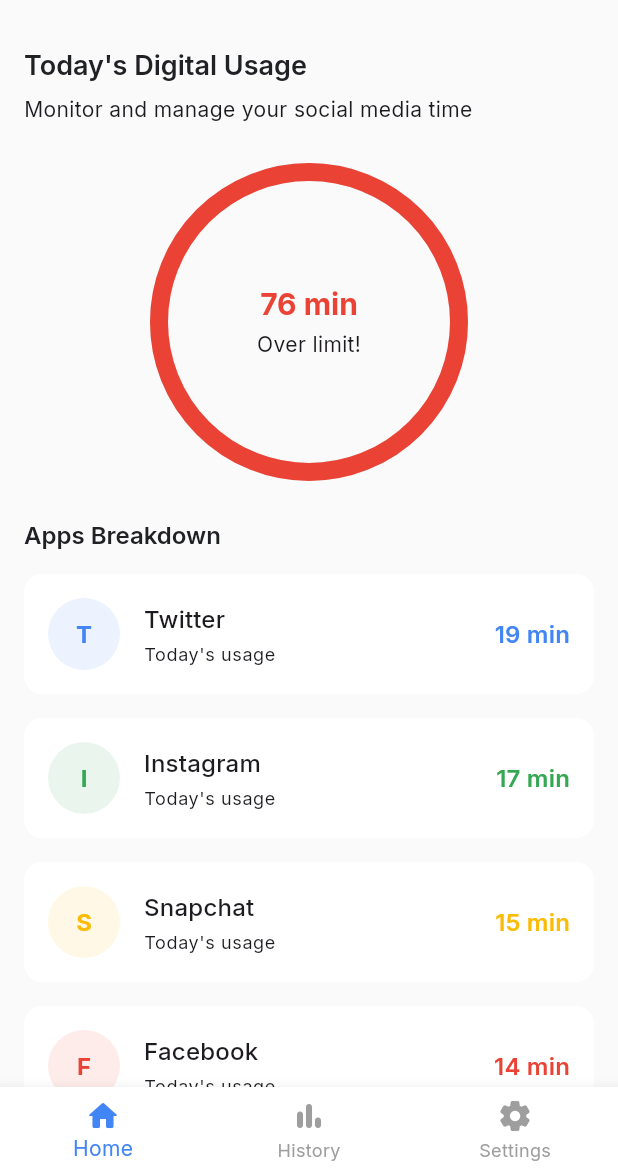
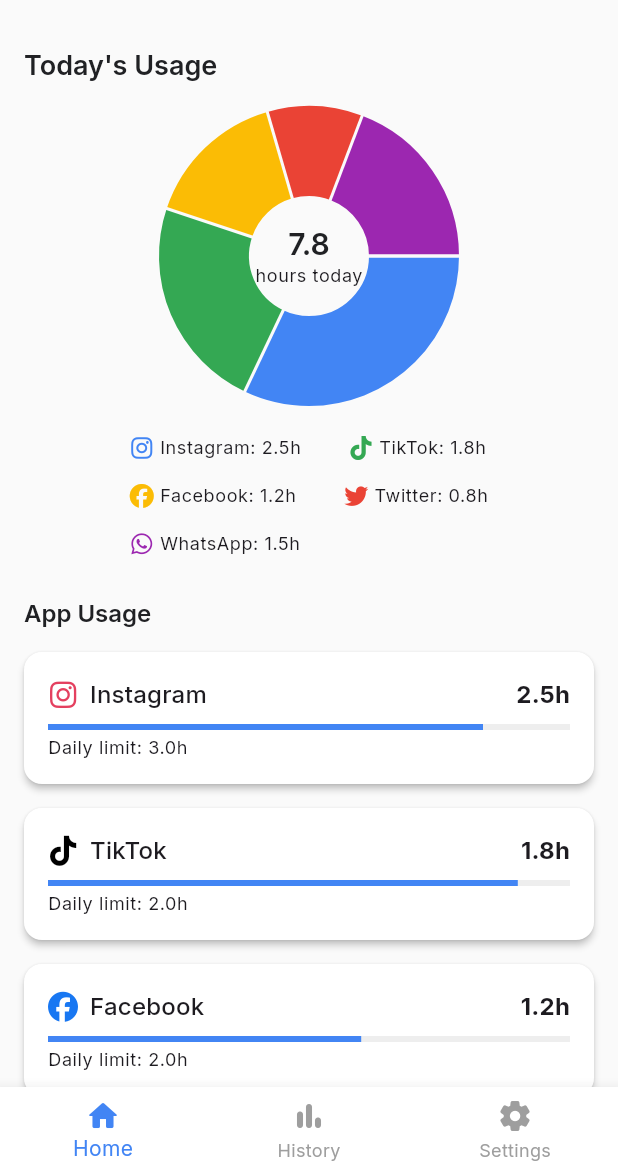
Before and after one commit to Katembo05/time-on-social-tracker, a Flutter app: the screen it shows after launch, after a tap on "Skip", on a phone screen of 412 x 824 dp, the part 62-1236 px from its top. Run offline on Flutter 3.47's test engine with Material 3 defaults, Android fonts, the phone set to English and light mode, and no system bars; drawn by our look-alikes of fl_chart; our stand-ins replace flutter_local_notifications, flutter_vector_icons, google_fonts.

Commit message:
Fix const constructor issues and update social media icons

```diff
--- a/lib/models/app_usage_model.dart
+++ b/lib/models/app_usage_model.dart
@@ -1,3 +1,26 @@
+class AppUsageModel {
+  final String appName;
+  final double hoursUsed;
+  final double dailyLimit;
+
+  const AppUsageModel({
+    required this.appName,
+    required this.hoursUsed,
+    required this.dailyLimit,
+  });
+
+  double get percentageOfLimit => hoursUsed / dailyLimit;
+
+  // Convert AppUsageInfo to AppUsageModel
+  factory AppUsageModel.fromUsageInfo(AppUsageInfo info, double dailyLimit) {
+    return AppUsageModel(
+      appName: info.appName,
+      hoursUsed: info.usage.inMinutes / 60.0,
+      dailyLimit: dailyLimit,
+    );
+  }
+}
+
 class AppUsageInfo {
   final String appName;
   final String packageName;
--- a/lib/screens/dashboard_screen.dart
+++ b/lib/screens/dashboard_screen.dart
@@ -1,137 +1,92 @@
 import 'package:flutter/material.dart';
-import 'package:provider/provider.dart';
-import '../providers/usage_provider.dart';
+import '../models/app_usage_model.dart';
+import '../widgets/app_usage_card.dart';
 import '../widgets/usage_circle.dart';
-import '../widgets/app_usage_card.dart';
 
 class DashboardScreen extends StatelessWidget {
   const DashboardScreen({Key? key}) : super(key: key);
 
+  // Sample data for testing
+  static const List<AppUsageModel> sampleData = [
+    AppUsageModel(
+      appName: 'Instagram',
+      hoursUsed: 2.5,
+      dailyLimit: 3.0,
+    ),
+    AppUsageModel(
+      appName: 'TikTok',
+      hoursUsed: 1.8,
+      dailyLimit: 2.0,
+    ),
+    AppUsageModel(
+      appName: 'Facebook',
+      hoursUsed: 1.2,
+      dailyLimit: 2.0,
+    ),
+    AppUsageModel(
+      appName: 'Twitter',
+      hoursUsed: 0.8,
+      dailyLimit: 1.5,
+    ),
+    AppUsageModel(
+      appName: 'WhatsApp',
+      hoursUsed: 1.5,
+      dailyLimit: 3.0,
+    ),
+  ];
+
   @override
   Widget build(BuildContext context) {
-    return Consumer<UsageProvider>(
-      builder: (context, usageProvider, child) {
-        final totalMinutes = usageProvider.totalUsageToday.inMinutes;
-        final appUsageList = usageProvider.appUsageList;
+    double totalHours = sampleData.fold(0, (sum, item) => sum + item.hoursUsed);
 
     return Scaffold(
       appBar: AppBar(
-            title: Text(
-              'Digital Wellbeing',
-              style: Theme.of(context).textTheme.headlineMedium,
+        title: const Text('Digital Wellbeing'),
+        elevation: 0,
       ),
-            elevation: 0,
-            centerTitle: false,
-          ),
-          body: SafeArea(
-            child: RefreshIndicator(
-              onRefresh: () async {
-                await Future.delayed(const Duration(milliseconds: 500));
-                usageProvider.updateUsageStats();
-              },
-              child: SingleChildScrollView(
-                physics: const AlwaysScrollableScrollPhysics(),
-                child: Padding(
-                  padding: const EdgeInsets.all(16.0),
+      body: SingleChildScrollView(
         child: Column(
           crossAxisAlignment: CrossAxisAlignment.start,
           children: [
-                      // Welcome message
-                      Text(
-                        'Today\'s Digital Usage',
+            Padding(
+              padding: const EdgeInsets.all(16.0),
+              child: Text(
+                'Today\'s Usage',
                 style: Theme.of(context).textTheme.headlineSmall,
               ),
-                      const SizedBox(height: 8),
-                      Text(
-                        'Monitor and manage your social media time',
-                        style: Theme.of(context).textTheme.bodyMedium?.copyWith(
-                          color: Theme.of(context).textTheme.bodySmall?.color,
+            ),
+            // Usage Circle with icons
+            Padding(
+              padding: const EdgeInsets.symmetric(horizontal: 16.0),
+              child: UsageCircle(
+                usageData: sampleData,
+                totalHours: totalHours,
               ),
             ),
-
-                      // Usage circle
+            const SizedBox(height: 24),
             Padding(
-                        padding: const EdgeInsets.symmetric(vertical: 32.0),
-                        child: Center(
-                          child: UsageCircle(
-                            usedMinutes: totalMinutes,
-                            totalMinutes: 40, // Daily limit
-                          ),
-                        ),
-                      ),
-
-                      // Apps breakdown title
-                      Padding(
-                        padding: const EdgeInsets.only(bottom: 8.0),
+              padding: const EdgeInsets.symmetric(horizontal: 16.0),
               child: Text(
-                          'Apps Breakdown',
+                'App Usage',
                 style: Theme.of(context).textTheme.titleLarge,
               ),
             ),
-
-                      // App usage cards
-                      if (appUsageList.isEmpty)
-                        const Center(child: CircularProgressIndicator())
-                      else
-                        ListView.builder(
-                          shrinkWrap: true,
-                          physics: const NeverScrollableScrollPhysics(),
-                          itemCount: appUsageList.length,
-                          itemBuilder: (context, index) {
-                            final app = appUsageList[index];
-                            return AppUsageCard(
-                              appName: app.appName,
-                              usage: app.usage,
-                              index: index,
+            const SizedBox(height: 8),
+            // App Usage Cards with icons
+            ...sampleData.map((usage) => AppUsageCard(
+              usage: usage,
+              onTap: () {
+                ScaffoldMessenger.of(context).showSnackBar(
+                  SnackBar(
+                    content: Text('Tapped on ${usage.appName}'),
+                    duration: const Duration(seconds: 1),
+                  ),
                 );
               },
-                        ),
-
-                      // Tip of the day
-                      const SizedBox(height: 24),
-                      Card(
-                        shape: RoundedRectangleBorder(
-                          borderRadius: BorderRadius.circular(12),
-                          side: BorderSide(
-                            color: Theme.of(context).primaryColor.withOpacity(0.2),
-                            width: 1,
-                          ),
-                        ),
-                        child: Padding(
-                          padding: const EdgeInsets.all(16.0),
-                          child: Column(
-                            crossAxisAlignment: CrossAxisAlignment.start,
-                            children: [
-                              Row(
-                                children: [
-                                  Icon(
-                                    Icons.lightbulb_outline,
-                                    color: Theme.of(context).primaryColor,
-                                  ),
-                                  const SizedBox(width: 8),
-                                  Text(
-                                    'Tip of the day',
-                                    style: Theme.of(context).textTheme.titleMedium,
-                                  ),
-                                ],
-                              ),
-                              const SizedBox(height: 8),
-                              Text(
-                                'Try turning on "Do Not Disturb" mode when you need to focus. This reduces the temptation to check notifications.',
-                                style: Theme.of(context).textTheme.bodyMedium,
-                              ),
+            )).toList(),
           ],
         ),
       ),
-                      ),
-                    ],
-                  ),
-                ),
-              ),
-            ),
-          ),
-        );
-      },
     );
   }
 }
--- a/lib/widgets/app_usage_card.dart
+++ b/lib/widgets/app_usage_card.dart
@@ -1,98 +1,68 @@
 import 'package:flutter/material.dart';
+import '../models/app_usage_model.dart';
+import 'social_media_icon.dart';
 
 class AppUsageCard extends StatelessWidget {
-  final String appName;
-  final Duration usage;
-  final int index;
+  final AppUsageModel usage;
+  final VoidCallback? onTap;
 
   const AppUsageCard({
     Key? key,
-    required this.appName,
     required this.usage,
-    required this.index,
+    this.onTap,
   }) : super(key: key);
-
-  Color _getColorForIndex(BuildContext context, int index) {
-    final colors = [
-      Theme.of(context).primaryColor,
-      Theme.of(context).colorScheme.secondary,
-      const Color(0xFFFBBC05), // Warning color
-      const Color(0xFFEA4335), // Error color
-      Colors.purple,
-    ];
-
-    return colors[index % colors.length];
-  }
 
   @override
   Widget build(BuildContext context) {
-    final minutes = usage.inMinutes;
-    final seconds = usage.inSeconds % 60;
-
     return Card(
-      margin: const EdgeInsets.symmetric(vertical: 8),
+      elevation: 2,
+      margin: const EdgeInsets.symmetric(vertical: 8, horizontal: 16),
+      child: InkWell(
+        onTap: onTap,
         child: Padding(
           padding: const EdgeInsets.all(16),
-        child: Row(
+          child: Column(
+            crossAxisAlignment: CrossAxisAlignment.start,
             children: [
-            // App icon placeholder
-            Container(
-              width: 48,
-              height: 48,
-              decoration: BoxDecoration(
-                color: _getColorForIndex(context, index).withOpacity(0.1),
-                shape: BoxShape.circle,
+              Row(
+                children: [
+                  SocialMediaIcon(
+                    appName: usage.appName,
+                    size: 20,
                   ),
-              child: Center(
+                  const SizedBox(width: 8),
+                  Expanded(
                     child: Text(
-                  appName.substring(0, 1),
-                  style: Theme.of(context).textTheme.titleLarge?.copyWith(
-                    color: _getColorForIndex(context, index),
+                      usage.appName,
+                      style: Theme.of(context).textTheme.titleMedium,
+                    ),
+                  ),
+                  Text(
+                    '${usage.hoursUsed.toStringAsFixed(1)}h',
+                    style: Theme.of(context).textTheme.titleMedium?.copyWith(
                           fontWeight: FontWeight.bold,
                         ),
                   ),
+                ],
               ),
+              const SizedBox(height: 8),
+              LinearProgressIndicator(
+                value: usage.percentageOfLimit,
+                backgroundColor: Colors.grey[200],
+                valueColor: AlwaysStoppedAnimation<Color>(
+                  usage.percentageOfLimit > 0.9
+                      ? Colors.red
+                      : Theme.of(context).primaryColor,
                 ),
-            const SizedBox(width: 16),
-
-            // App details
-            Expanded(
-              child: Column(
-                crossAxisAlignment: CrossAxisAlignment.start,
-                children: [
-                  Text(
-                    appName,
-                    style: Theme.of(context).textTheme.titleMedium,
               ),
               const SizedBox(height: 4),
               Text(
-                    'Today\'s usage',
+                'Daily limit: ${usage.dailyLimit.toStringAsFixed(1)}h',
                 style: Theme.of(context).textTheme.bodySmall,
               ),
             ],
           ),
         ),
-
-            // Usage time
-            Column(
-              crossAxisAlignment: CrossAxisAlignment.end,
-              children: [
-                Text(
-                  '$minutes min',
-                  style: Theme.of(context).textTheme.titleMedium?.copyWith(
-                    color: _getColorForIndex(context, index),
-                    fontWeight: FontWeight.w600,
-                  ),
-                ),
-                if (seconds > 0)
-                  Text(
-                    '$seconds sec',
-                    style: Theme.of(context).textTheme.bodySmall,
-                  ),
-              ],
-            ),
-          ],
-        ),
       ),
     );
   }
--- /dev/null
+++ b/lib/widgets/social_media_icon.dart
@@ -0,0 +1,74 @@
+import 'package:flutter/material.dart';
+import 'package:flutter_vector_icons/flutter_vector_icons.dart';
+
+class SocialMediaIcon extends StatelessWidget {
+  final String appName;
+  final double size;
+  final Color? color;
+
+  const SocialMediaIcon({
+    Key? key,
+    required this.appName,
+    this.size = 24.0,
+    this.color,
+  }) : super(key: key);
+
+  IconData _getIconData() {
+    switch (appName.toLowerCase()) {
+      case 'instagram':
+        return FontAwesome.instagram;
+      case 'tiktok':
+        return FontAwesome5Brands.tiktok;
+      case 'facebook':
+        return FontAwesome.facebook;
+      case 'whatsapp':
+        return FontAwesome.whatsapp;
+      case 'twitter':
+      case 'x':
+        return FontAwesome.twitter;
+      case 'youtube':
+        return FontAwesome.youtube;
+      case 'snapchat':
+        return FontAwesome.snapchat;
+      case 'linkedin':
+        return FontAwesome.linkedin;
+      default:
+        return FontAwesome.globe; // Default icon for unknown apps
+    }
+  }
+
+  Color _getIconColor() {
+    if (color != null) return color!;
+
+    switch (appName.toLowerCase()) {
+      case 'instagram':
+        return const Color(0xFFE4405F);
+      case 'tiktok':
+        return const Color(0xFF000000);
+      case 'facebook':
+        return const Color(0xFF1877F2);
+      case 'whatsapp':
+        return const Color(0xFF25D366);
+      case 'twitter':
+      case 'x':
+        return const Color(0xFF1DA1F2);
+      case 'youtube':
+        return const Color(0xFFFF0000);
+      case 'snapchat':
+        return const Color(0xFFFFFC00);
+      case 'linkedin':
+        return const Color(0xFF0A66C2);
+      default:
+        return Colors.grey;
+    }
+  }
+
+  @override
+  Widget build(BuildContext context) {
+    return Icon(
+      _getIconData(),
+      size: size,
+      color: _getIconColor(),
+    );
+  }
+}
--- a/lib/widgets/usage_circle.dart
+++ b/lib/widgets/usage_circle.dart
@@ -1,123 +1,116 @@
 import 'package:flutter/material.dart';
-import 'dart:math' as math;
+import 'package:fl_chart/fl_chart.dart';
+import '../models/app_usage_model.dart';
+import 'social_media_icon.dart';
 
 class UsageCircle extends StatelessWidget {
-  final int usedMinutes;
-  final int totalMinutes;
+  final List<AppUsageModel> usageData;
+  final double totalHours;
 
   const UsageCircle({
     Key? key,
-    required this.usedMinutes,
-    required this.totalMinutes,
+    required this.usageData,
+    required this.totalHours,
   }) : super(key: key);
 
   @override
   Widget build(BuildContext context) {
-    final progress = usedMinutes / totalMinutes;
-    final remainingMinutes = totalMinutes - usedMinutes;
-    final isOverLimit = usedMinutes >= totalMinutes;
-
-    return Container(
-      width: 200,
+    return Column(
+      children: [
+        SizedBox(
           height: 200,
           child: Stack(
-        alignment: Alignment.center,
             children: [
-          // Progress circle
-          CustomPaint(
-            size: Size(200, 200),
-            painter: CircleProgressPainter(
-              progress: math.min(1.0, progress),
-              progressColor: isOverLimit
-                ? Theme.of(context).colorScheme.error
-                : Theme.of(context).primaryColor,
-              backgroundColor: Theme.of(context).dividerColor.withOpacity(0.1),
+              PieChart(
+                PieChartData(
+                  sections: _createSections(),
+                  centerSpaceRadius: 40,
+                  sectionsSpace: 2,
                 ),
               ),
-
-          // Usage text
-          Column(
+              Center(
+                child: Column(
                   mainAxisSize: MainAxisSize.min,
                   children: [
                     Text(
-                '$usedMinutes min',
-                style: Theme.of(context).textTheme.headlineMedium?.copyWith(
-                  color: isOverLimit
-                    ? Theme.of(context).colorScheme.error
-                    : Theme.of(context).primaryColor,
-                  fontWeight: FontWeight.bold,
+                      totalHours.toStringAsFixed(1),
+                      style: Theme.of(context).textTheme.headlineMedium,
                     ),
+                    Text(
+                      'hours today',
+                      style: Theme.of(context).textTheme.bodySmall,
                     ),
-              const SizedBox(height: 4),
-              Text(
-                isOverLimit ? 'Over limit!' : 'of $totalMinutes min',
-                style: Theme.of(context).textTheme.bodyMedium?.copyWith(
-                  color: Theme.of(context).textTheme.bodySmall?.color,
-                ),
-              ),
-              if (!isOverLimit) ...[
-                const SizedBox(height: 8),
-                Text(
-                  '$remainingMinutes min left',
-                  style: Theme.of(context).textTheme.bodySmall?.copyWith(
-                    color: Theme.of(context).primaryColor,
+                  ],
                 ),
               ),
             ],
+          ),
+        ),
+        const SizedBox(height: 16),
+        Wrap(
+          spacing: 16,
+          runSpacing: 8,
+          children: _createLegendItems(context),
+        ),
       ],
+    );
+  }
+
+  List<PieChartSectionData> _createSections() {
+    final List<PieChartSectionData> sections = [];
+
+    for (var i = 0; i < usageData.length; i++) {
+      final usage = usageData[i];
+      final percentage = (usage.hoursUsed / totalHours) * 100;
+
+      sections.add(
+        PieChartSectionData(
+          value: percentage,
+          title: '',
+          radius: 60,
+          color: _getColorForIndex(i),
+        ),
+      );
+    }
+
+    return sections;
+  }
+
+  List<Widget> _createLegendItems(BuildContext context) {
+    return usageData.asMap().entries.map((entry) {
+      final index = entry.key;
+      final usage = entry.value;
+
+      return Container(
+        padding: const EdgeInsets.symmetric(horizontal: 8, vertical: 4),
+        child: Row(
+          mainAxisSize: MainAxisSize.min,
+          children: [
+            SocialMediaIcon(
+              appName: usage.appName,
+              size: 16,
+              color: _getColorForIndex(index),
+            ),
+            const SizedBox(width: 4),
+            Text(
+              '${usage.appName}: ${usage.hoursUsed.toStringAsFixed(1)}h',
+              style: Theme.of(context).textTheme.bodySmall,
             ),
           ],
         ),
       );
+    }).toList();
+  }
+
+  Color _getColorForIndex(int index) {
+    final colors = [
+      const Color(0xFF4285F4), // Blue
+      const Color(0xFF34A853), // Green
+      const Color(0xFFFBBC05), // Yellow
+      const Color(0xFFEA4335), // Red
+      const Color(0xFF9C27B0), // Purple
+      const Color(0xFF00BCD4), // Cyan
+    ];
+    return colors[index % colors.length];
   }
 }
-
-class CircleProgressPainter extends CustomPainter {
-  final double progress;
-  final Color progressColor;
-  final Color backgroundColor;
-
-  CircleProgressPainter({
-    required this.progress,
-    required this.progressColor,
-    required this.backgroundColor,
-  });
-
-  @override
-  void paint(Canvas canvas, Size size) {
-    final center = Offset(size.width / 2, size.height / 2);
-    final radius = math.min(size.width, size.height) / 2;
-    const startAngle = -math.pi / 2;
-    final sweepAngle = 2 * math.pi * progress;
-
-    // Draw background circle
-    final backgroundPaint = Paint()
-      ..color = backgroundColor
-      ..style = PaintingStyle.stroke
-      ..strokeWidth = 12;
-
-    canvas.drawCircle(center, radius, backgroundPaint);
-
-    // Draw progress arc
-    final progressPaint = Paint()
-      ..color = progressColor
-      ..style = PaintingStyle.stroke
-      ..strokeWidth = 12
-      ..strokeCap = StrokeCap.round;
-
-    canvas.drawArc(
-      Rect.fromCircle(center: center, radius: radius),
-      startAngle,
-      sweepAngle,
-      false,
-      progressPaint,
-    );
-  }
-
-  @override
-  bool shouldRepaint(CircleProgressPainter oldDelegate) {
-    return oldDelegate.progress != progress ||
-           oldDelegate.progressColor != progressColor ||
-           oldDelegate.backgroundColor != backgroundColor;
-  }
-}
--- a/pubspec.yaml
+++ b/pubspec.yaml
@@ -16,6 +16,8 @@
   flutter_local_notifications: ^16.3.0
   intl: ^0.19.0
   shared_preferences: ^2.2.2
+  flutter_svg: ^2.0.10
+  flutter_vector_icons: ^2.0.0
 
 dev_dependencies:
   flutter_test:
@@ -27,6 +29,7 @@
 
   assets:
     - assets/images/
+    - assets/icons/
 
   # fonts:
   #   - family: Inter
```
Also changed, not shown: pubspec.lock. Lines whose indentation alone changed are shown as unchanged.
